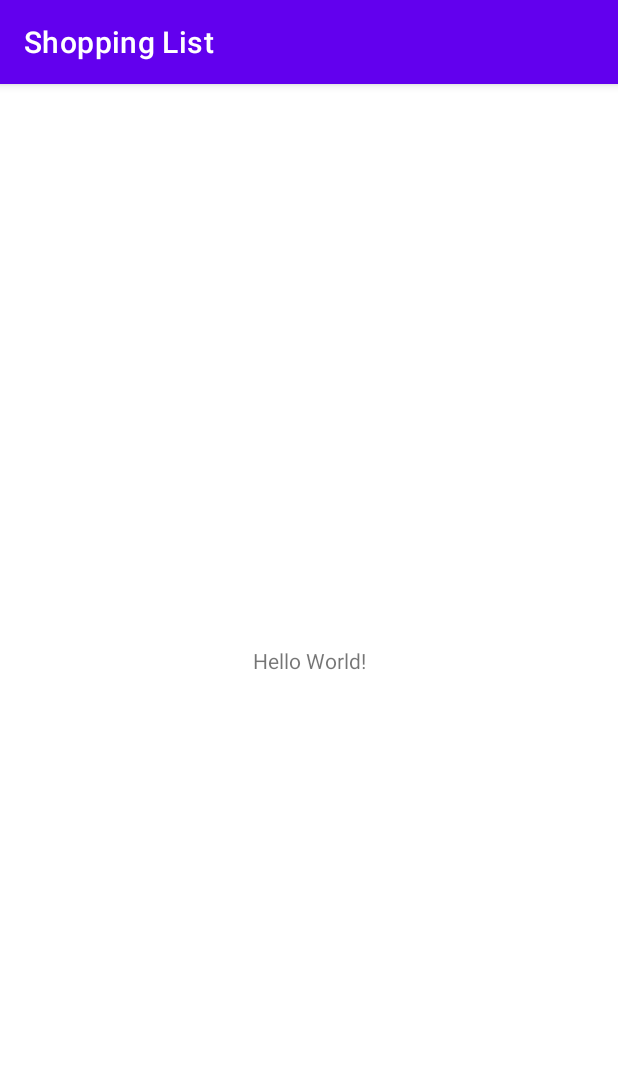
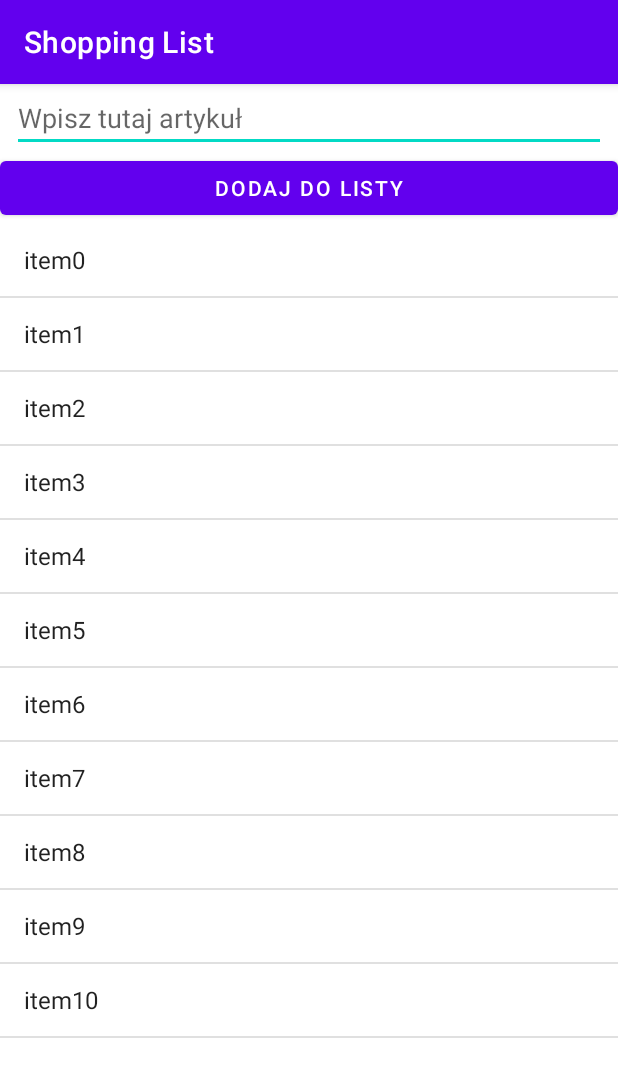
Before and after one commit to luki703/ShoppingList, an Android app: the screen it shows after launch (MainActivity), on a phone screen of 412 x 824 dp. Shown: the top 1077 px of the screen. Run offline under Robolectric (Android 15) with nearby library versions, the phone set to English and light mode, and no system bars.

Commit message:
Adding elements to listView
Second Page is only fo test purpose.
ListView will be transformed into checkbox.

```diff
--- a/app/src/main/AndroidManifest.xml
+++ b/app/src/main/AndroidManifest.xml
@@ -16,6 +16,9 @@
                 <category android:name="android.intent.category.LAUNCHER" />
             </intent-filter>
         </activity>
+        <activity android:name=".SecondPageActivity">
+
+        </activity>
     </application>
 
 </manifest>
--- a/app/src/main/java/com/example/shoppinglist/MainActivity.java
+++ b/app/src/main/java/com/example/shoppinglist/MainActivity.java
@@ -2,13 +2,117 @@ package com.example.shoppinglist;
 
 import androidx.appcompat.app.AppCompatActivity;
 
+import android.content.Context;
+import android.content.SharedPreferences;
 import android.os.Bundle;
+import android.view.KeyEvent;
+import android.view.View;
+import android.view.inputmethod.InputMethodManager;
+import android.widget.AdapterView;
+import android.widget.ArrayAdapter;
+import android.widget.EditText;
+import android.widget.ListView;
+import android.widget.Toast;
+
+import java.io.BufferedReader;
+import java.io.StringReader;
+import java.util.ArrayList;
+import java.util.HashSet;
+import java.util.Iterator;
+import java.util.LinkedHashSet;
+import java.util.List;
+import java.util.Set;
+import java.util.TreeSet;
 
 public class MainActivity extends AppCompatActivity {
+
+    static String notesKey = "com.lukasz.ShoppingList.noteskey";
+    private SharedPreferences sharedPref;
+    private EditText notes;
+    private String noteString;
+    private SharedPreferences.Editor editor;
+    private ListView listView;
+    private ArrayList<String> stringArrayList;
+    private ArrayAdapter<String> stringArrayAdapter;
+
 
     @Override
     protected void onCreate(Bundle savedInstanceState) {
         super.onCreate(savedInstanceState);
         setContentView(R.layout.activity_main);
+
+        Context context = MainActivity.this;
+       // sharedPref = MainActivity.this.getPreferences(Context.MODE_PRIVATE);
+        notes=this.findViewById(R.id.notes);
+        listView = this.findViewById(R.id.listView);
+        stringArrayList = new ArrayList<String>();
+        stringArrayAdapter = new ArrayAdapter<String>(this, android.R.layout.simple_list_item_1, stringArrayList);
+        stringArrayAdapter.clear();
+
+       /* SharedPreferences.Editor editor = sharedPref.edit();
+        editor.clear();
+        editor.commit();*/
+        listView.setAdapter(stringArrayAdapter);
+        listView.setChoiceMode(ListView.CHOICE_MODE_MULTIPLE);
+        listView.setItemsCanFocus(false);
+        notes.requestFocus();
+        for (int i =0; i<=10;i++){
+            stringArrayList.add("item"+i);
+            stringArrayAdapter.notifyDataSetChanged();
+        }
+
+
+
+        listView.setOnItemClickListener((parent, view, position, id) -> {
+            String value = (String)stringArrayAdapter.getItem(position);
+            //notes.setText(value);
+
+            view.setSelected(true);
+
+            //stringArrayAdapter.notifyDataSetChanged();
+        });
+
+        notes.setOnKeyListener(new View.OnKeyListener() {
+            @Override
+            public boolean onKey(View v, int keyCode, KeyEvent event) {
+                if (event.getAction()==KeyEvent.ACTION_DOWN && keyCode==KeyEvent.KEYCODE_ENTER)
+                {populateList();
+                return true;}
+
+                return false;
+            }
+        });
+
+        //String notesString = sharedPref.getString(notesKey,"");
+        //notes.setText(notesString);
+        //noteData = (NoteData) getIntent().getExtras().getSerializable(SecondPageActivity.ADDITIONAL_DATA);
     }
+
+    public void saveList(View view)
+    {
+        populateList();
+
+    }
+    public void hideSoftKeyboard(View view){
+        InputMethodManager imm =(InputMethodManager) getSystemService(Context.INPUT_METHOD_SERVICE);
+        imm.hideSoftInputFromWindow(view.getWindowToken(), 0);
+    }
+    public void populateList()
+    {
+        if (!notes.getText().toString().matches(""))
+        {
+
+            stringArrayList.add(notes.getText().toString());
+            stringArrayAdapter.notifyDataSetChanged();
+            //hideSoftKeyboard(findViewById(android.R.id.content));
+            notes.setText(null);
+            notes.callOnClick();
+
+
+        }
+
+
+
+    }
+
 }
--- a/app/src/main/res/layout/activity_main.xml
+++ b/app/src/main/res/layout/activity_main.xml
@@ -6,13 +6,43 @@
     android:layout_height="match_parent"
     tools:context=".MainActivity">
 
-    <TextView
-        android:layout_width="wrap_content"
+    <Button
+        android:id="@+id/saveNotes"
+        android:layout_width="match_parent"
         android:layout_height="wrap_content"
-        android:text="Hello World!"
-        app:layout_constraintBottom_toBottomOf="parent"
-        app:layout_constraintLeft_toLeftOf="parent"
-        app:layout_constraintRight_toRightOf="parent"
+        android:onClick="saveList"
+        android:text="@string/save"
+        app:layout_constraintEnd_toEndOf="parent"
+        app:layout_constraintStart_toStartOf="parent"
+        app:layout_constraintTop_toBottomOf="@+id/notes" />
+
+    <EditText
+        android:id="@+id/notes"
+        android:layout_width="match_parent"
+        android:layout_height="wrap_content"
+        android:layout_marginStart="8dp"
+        android:layout_marginEnd="8dp"
+        android:ems="10"
+        android:gravity="start|top"
+        android:hint="@string/notesDefaultText"
+        android:importantForAutofill="no"
+        android:inputType="text"
+        android:focusable="true"
+        app:layout_constraintEnd_toEndOf="parent"
+        app:layout_constraintStart_toStartOf="parent"
         app:layout_constraintTop_toTopOf="parent" />
 
+    <ListView
+        android:id="@+id/listView"
+        android:layout_width="match_parent"
+        android:layout_height="0dp"
+        android:choiceMode="multipleChoice"
+        android:dividerHeight="1dp"
+        android:listSelector="@color/pressed_color"
+        app:layout_constraintBottom_toBottomOf="parent"
+        app:layout_constraintTop_toBottomOf="@+id/saveNotes"
+        />
+
+
+
 </androidx.constraintlayout.widget.ConstraintLayout>
--- a/app/src/main/res/values/colors.xml
+++ b/app/src/main/res/values/colors.xml
@@ -7,4 +7,6 @@
     <color name="teal_700">#FF018786</color>
     <color name="black">#FF000000</color>
     <color name="white">#FFFFFFFF</color>
+    <color name="pressed_color">#02fff6</color>
+    <color name="default_color">#FFFFFFFF</color>
 </resources>
--- a/app/src/main/res/values/strings.xml
+++ b/app/src/main/res/values/strings.xml
@@ -1,3 +1,8 @@
 <resources>
     <string name="app_name">Shopping List</string>
+    <string name="save">Dodaj do listy</string>
+    <string name="notesDefaultText">Wpisz tutaj artykuł</string>
+    <string name="EditTextTitle">Tytuł</string>
+    <string name="SecondPageButton">Przycisk</string>
+    <string name="SecondPageTitleText">Tytuł</string>
 </resources>
```
Also changed, not shown: app/src/main/java/com/example/shoppinglist/NoteData.java (added, +32 -0 lines), app/src/main/java/com/example/shoppinglist/SecondPageActivity.java (added, +56 -0 lines), app/src/main/res/layout/second_activity.xml (added, +38 -0 lines).
